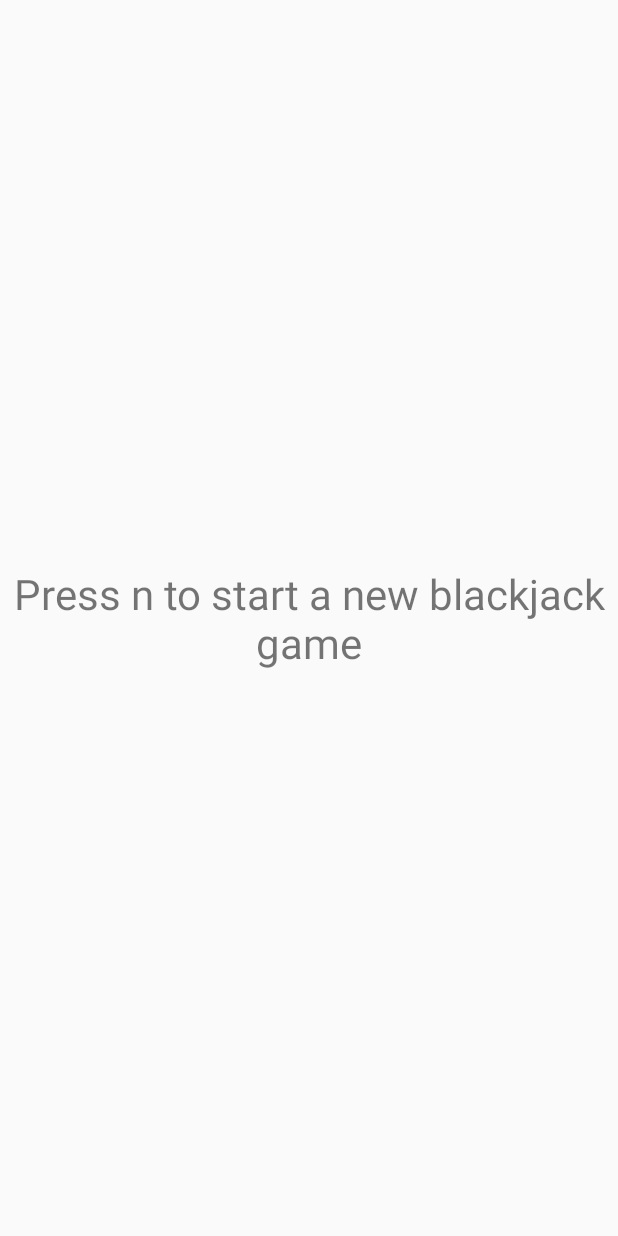
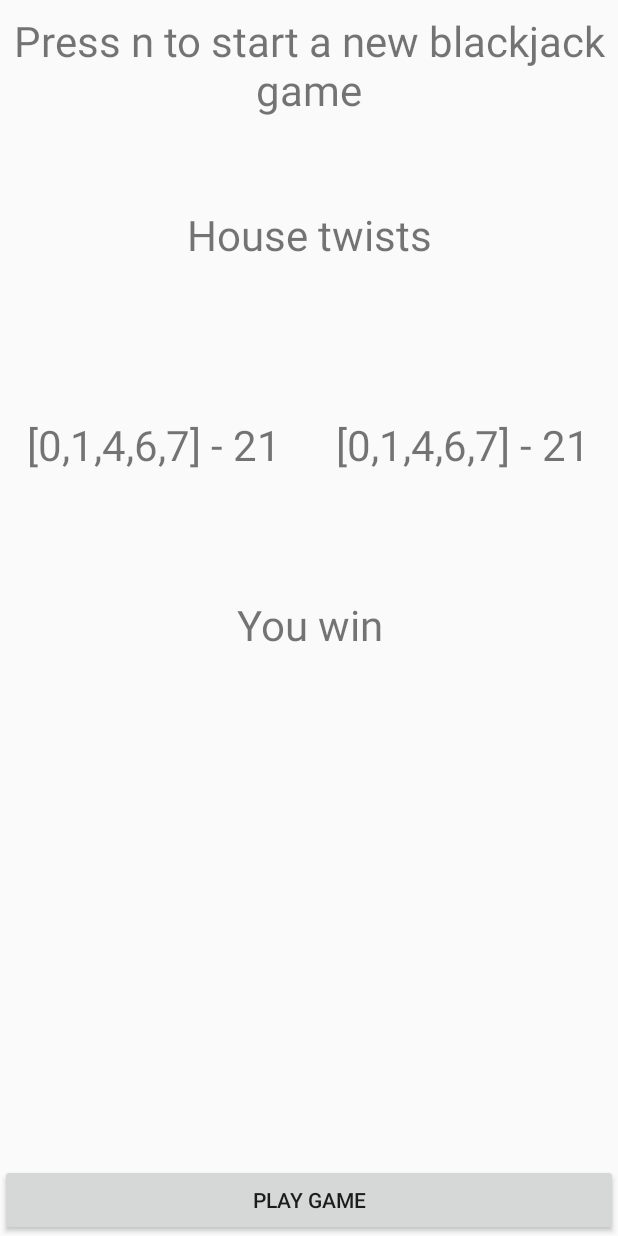
Before and after one commit to Jon-Ross/blackjack-android, an Android app: the layout activity_main.xml on its own in the app's theme, with its tools: preview values and no code run, on a phone screen of 412 x 824 dp. Run offline under Robolectric (Android 15) with nearby library versions, the phone set to English and light mode, and no system bars.

Commit message:
designed layout and set up view components in xml layout file

```diff
--- a/app/src/main/res/layout/activity_main.xml
+++ b/app/src/main/res/layout/activity_main.xml
@@ -1,5 +1,6 @@
 <?xml version="1.0" encoding="utf-8"?>
-<androidx.constraintlayout.widget.ConstraintLayout xmlns:android="http://schemas.android.com/apk/res/android"
+<androidx.constraintlayout.widget.ConstraintLayout
+    xmlns:android="http://schemas.android.com/apk/res/android"
     xmlns:app="http://schemas.android.com/apk/res-auto"
     xmlns:tools="http://schemas.android.com/tools"
     android:layout_width="match_parent"
@@ -11,12 +12,93 @@
         android:layout_width="wrap_content"
         android:layout_height="wrap_content"
         android:padding="8dp"
-        tools:text="Press n to start a new blackjack game"
         android:textSize="28sp"
         android:gravity="center"
-        app:layout_constraintBottom_toBottomOf="parent"
+        tools:text="Press n to start a new blackjack game"
         app:layout_constraintLeft_toLeftOf="parent"
         app:layout_constraintRight_toRightOf="parent"
         app:layout_constraintTop_toTopOf="parent" />
 
+    <TextView
+        android:id="@+id/movesHistory"
+        android:layout_width="0dp"
+        android:layout_height="140dp"
+        android:padding="8dp"
+        android:textSize="28sp"
+        android:gravity="center"
+        tools:text="House twists"
+        app:layout_constraintTop_toBottomOf="@+id/instructions"
+        app:layout_constraintLeft_toLeftOf="parent"
+        app:layout_constraintRight_toRightOf="parent" />
+
+    <TextView
+        android:id="@+id/playerHand"
+        android:layout_width="0dp"
+        android:layout_height="140dp"
+        android:padding="8dp"
+        android:gravity="center"
+        android:textSize="28sp"
+        android:elevation="8dp"
+        tools:text="[0,1,4,6,7] - 21"
+        app:layout_constraintHorizontal_bias="0.5"
+        app:layout_constraintEnd_toStartOf="@+id/houseHand"
+        app:layout_constraintStart_toStartOf="parent"
+        app:layout_constraintTop_toBottomOf="@+id/movesHistory" />
+
+    <TextView
+        android:id="@+id/houseHand"
+        android:layout_width="0dp"
+        android:layout_height="0dp"
+        android:padding="8dp"
+        android:gravity="center"
+        android:textSize="28sp"
+        android:elevation="8dp"
+        tools:text="[0,1,4,6,7] - 21"
+        app:layout_constraintHorizontal_bias="0.5"
+        app:layout_constraintBottom_toBottomOf="@+id/playerHand"
+        app:layout_constraintEnd_toEndOf="parent"
+        app:layout_constraintStart_toEndOf="@+id/playerHand"
+        app:layout_constraintTop_toBottomOf="@+id/movesHistory" />
+
+    <TextView
+        android:id="@+id/winner"
+        android:layout_width="0dp"
+        android:layout_height="100dp"
+        android:padding="8dp"
+        android:textSize="28sp"
+        android:gravity="center"
+        tools:text="You win"
+        app:layout_constraintTop_toBottomOf="@+id/playerHand"
+        app:layout_constraintLeft_toLeftOf="parent"
+        app:layout_constraintRight_toRightOf="parent" />
+
+    <Button
+        android:id="@+id/stickButton"
+        android:layout_width="0dp"
+        android:layout_height="48dp"
+        android:visibility="gone"
+        android:text="Stick"
+        app:layout_constraintBottom_toTopOf="@+id/twistButton"
+        app:layout_constraintEnd_toEndOf="@+id/twistButton"
+        app:layout_constraintStart_toStartOf="@+id/twistButton" />
+
+    <Button
+        android:id="@+id/twistButton"
+        android:layout_width="0dp"
+        android:layout_height="48dp"
+        android:visibility="gone"
+        android:text="Twist"
+        app:layout_constraintBottom_toBottomOf="parent"
+        app:layout_constraintEnd_toEndOf="parent"
+        app:layout_constraintStart_toStartOf="parent" />
+
+    <Button
+        android:id="@+id/playButton"
+        android:layout_width="0dp"
+        android:layout_height="48dp"
+        android:text="Play game"
+        app:layout_constraintBottom_toBottomOf="parent"
+        app:layout_constraintEnd_toEndOf="parent"
+        app:layout_constraintStart_toStartOf="parent" />
+
 </androidx.constraintlayout.widget.ConstraintLayout>
```
